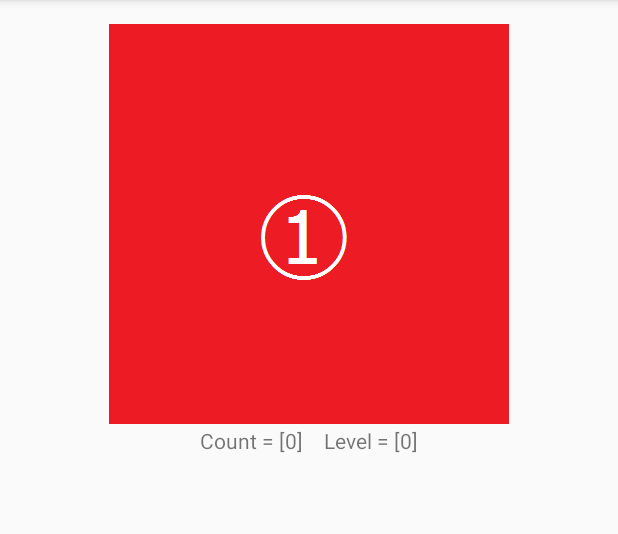
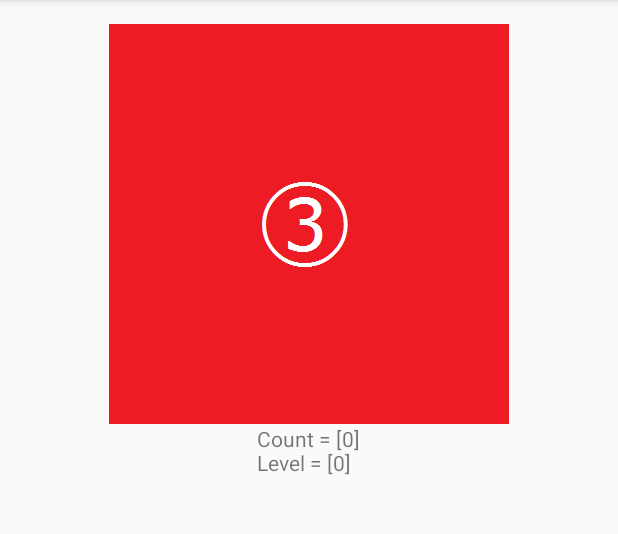
Before and after one commit to MMIIronman/nosmoking, an Android app: the screen it shows after launch (MainActivity), in the options menu, after a tap on "Settings", on a phone screen of 412 x 824 dp, the part 84-618 px from its top. Run offline under Robolectric (Android 15) with nearby library versions, the phone set to English and light mode, and no system bars; our stand-ins replace AdMob.

Commit message:
アニメーション処理追加

```diff
--- a/app/src/main/java/jp/co/mmi_sc/nosmoking/MainActivity.java
+++ b/app/src/main/java/jp/co/mmi_sc/nosmoking/MainActivity.java
@@ -2,6 +2,7 @@ package jp.co.mmi_sc.nosmoking;
 
 import android.content.Intent;
 import android.os.Bundle;
+import android.os.Handler;
 import android.support.design.widget.FloatingActionButton;
 import android.support.design.widget.Snackbar;
 import android.support.v7.app.AppCompatActivity;
@@ -16,9 +17,14 @@ import android.widget.Toast;
 import com.google.android.gms.ads.AdRequest;
 import com.google.android.gms.ads.AdView;
 
+import java.util.Timer;
+import java.util.TimerTask;
+
 public class MainActivity extends AppCompatActivity {
     MyConfig mConfig;
     int mAnimeCount = 0;
+    Timer mTimer = null;
+    Handler mHandler = new android.os.Handler();
 
     public static final int MENU_SELECT_DEBUG = 100;
     private static final int ANIME_COUNT_MAX = 4;
@@ -41,31 +47,24 @@ public class MainActivity extends AppCompatActivity {
 
         mConfig = new MyConfig(this);
         mAnimeCount = 0;
+        stopAnimationTimer();
     }
 
     @Override
     protected void onResume() {
         super.onResume();
+
         // test -->
-        Long count = mConfig.getSmokingCount();
-        String strCount = new String("Count = [");
-        strCount += String.valueOf(count);
-        strCount += "]　";
-        strCount += "Level = [";
-        strCount += String.valueOf(MySetting.getCountLevel(count));
-        strCount += "]";
-        TextView mText = (TextView) findViewById(R.id.mainTextView);
-        mText.setText(strCount);
-
-        setImageViewAnime();
+        setTextViewStrings();
         // test <--
+        startAnimtaionTimer();
     }
 
     @Override
     protected void onPause() {
         super.onPause();
 
-
+        stopAnimationTimer();
     }
 
     @Override
@@ -137,4 +136,44 @@ public class MainActivity extends AppCompatActivity {
         iv.setImageResource(getAnimeImageId());
         mAnimeCount++;
     }
+
+    void setTextViewStrings() {
+        Long count = mConfig.getSmokingCount();
+        String strCount = new String("Count = [");
+        strCount += String.valueOf(count);
+        strCount += "]\n";
+        strCount += "Level = [";
+        strCount += String.valueOf(MySetting.getCountLevel(count));
+        strCount += "]";
+        TextView mText = (TextView) findViewById(R.id.mainTextView);
+        mText.setText(strCount);
+    }
+
+    void startAnimtaionTimer() {
+        if (mTimer == null) {
+            mTimer = new Timer(true);
+            mTimer.schedule(new TimerTask() {
+                @Override
+                public void run() {
+                    mHandler.post( new Runnable() {
+                        @Override
+                        public void run() {
+                            setImageViewAnime();
+                        }
+                    });
+
+                }
+            },
+            100,
+            500);
+
+        }
+    }
+
+    void stopAnimationTimer() {
+        if (mTimer != null) {
+            mTimer.cancel();
+            mTimer = null;
+        }
+    }
 }
--- a/app/src/main/res/layout/content_main.xml
+++ b/app/src/main/res/layout/content_main.xml
@@ -26,7 +26,8 @@
         android:layout_height="wrap_content"
         android:layout_below="@id/imageMainView"
         android:layout_centerInParent="true"
-        android:text="No Smoking!" />
+        android:text="No Smoking!"
+        android:singleLine="false"/>
 
     <com.google.android.gms.ads.AdView
         android:id="@+id/adView"
--- a/app/src/main/res/values/strings.xml
+++ b/app/src/main/res/values/strings.xml
@@ -10,4 +10,8 @@
     <string name="appwidget_button_status">Status</string>
     <string name="title_activity_about">About</string>
     <string name="homepage">http://www.mmi-sc.co.jp/</string>
+    <string name="main_strings_level1">Level 1 Strings</string>
+    <string name="main_strings_level2">Level 2 Strings</string>
+    <string name="main_strings_level3">Level 3 Strings</string>
+    <string name="main_strings_level4">Level 4 Strings</string>
 </resources>
```
